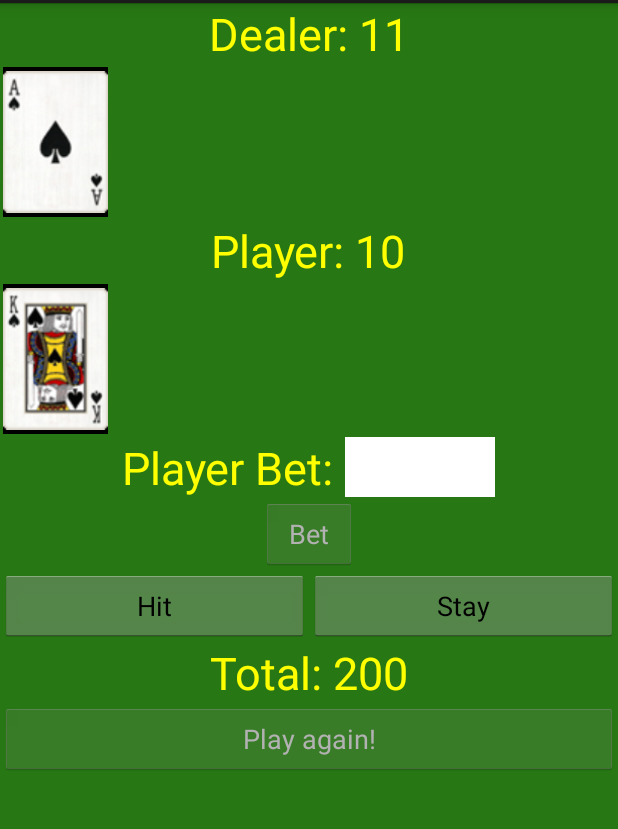
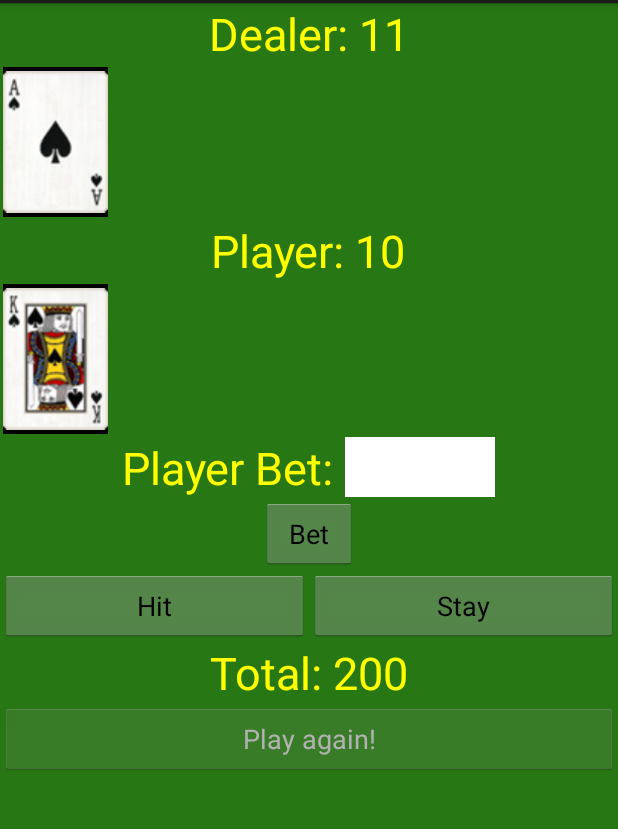
Before and after one commit to jstlouis34/BlackJack, an Android app: the MainActivity screen opened directly, with no data from a screen before it, after a tap on "Hit", on a phone screen of 412 x 824 dp, the part 69-898 px from its top. Run offline under Robolectric (Android 15) with nearby library versions, the phone set to English and light mode, and no system bars; 1 other tap on this screen came first.

Commit message:
Finished Implementation

```diff
--- a/app/src/main/java/com/apsu/joshua/blackjack/MainActivity.java
+++ b/app/src/main/java/com/apsu/joshua/blackjack/MainActivity.java
@@ -110,6 +110,12 @@ public class MainActivity extends Activity {
                 if (user.getHandValue() >= 21) {
                     endGame();
                 } else if (dealer.isHold() == false){
+                    Button placeBet = (Button) findViewById(R.id.btnPlaceBet);
+                    Button hit = (Button) findViewById(R.id.btnHit);
+                    Button stay = (Button) findViewById(R.id.btnStay);
+                    placeBet.setEnabled(false);
+                    hit.setEnabled(false);
+                    stay.setEnabled(false);
                     new Handler().postDelayed(new Runnable() {
                         @Override
                         public void run() {
@@ -121,6 +127,12 @@ public class MainActivity extends Activity {
                                 dealer.setHold(true);
                                 dealertv.setText("Dealer: " + Integer.toString(dealer.getHandValue()) + "(Hold)");
                             }
+                            Button placeBet = (Button) findViewById(R.id.btnPlaceBet);
+                            Button hit = (Button) findViewById(R.id.btnHit);
+                            Button stay = (Button) findViewById(R.id.btnStay);
+                            placeBet.setEnabled(true);
+                            hit.setEnabled(true);
+                            stay.setEnabled(true);
                         }
                         }, 1000);
                 }
```
